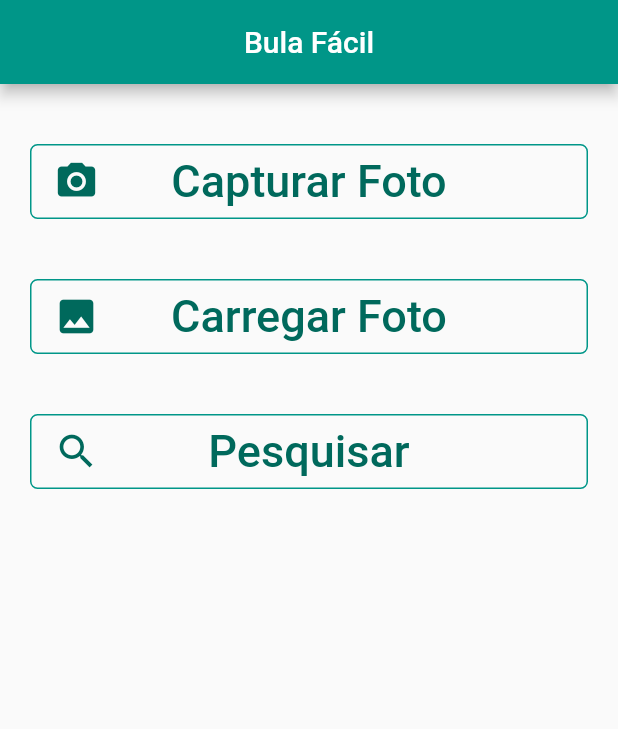
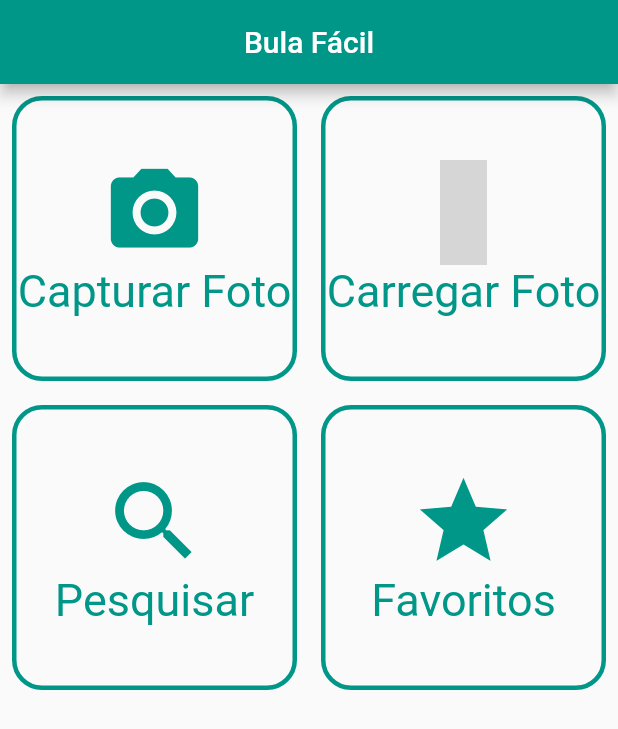
Before and after one commit to fabianogadenz/ocr-flutter, a Flutter app: the screen it shows after launch, on a phone screen of 412 x 824 dp. Shown: the top 729 px of the screen. Run offline on Flutter 3.47's test engine with Material 2 defaults, Android fonts, the phone set to English and light mode, and no system bars; our stand-ins replace diacritic, image_picker, material_design_icons_flutter; missing offline and left inert: firebase_ml_vision, floating_action_row; accounts and stored records are empty; grey boxes are pictures that could not be loaded.

Commit message:
funcionalidades add

```diff
--- a/lib/data/data.dart
+++ b/lib/data/data.dart
@@ -45,7 +45,6 @@ class Data {
     return medicamentos_encontrados;
   }
 
-
   Future<List<Medicamento>> buscaMedicamentoDir(List<String> resultados, context) async {
     List<Medicamento> medicamentos = await buscaMedicamentos(context);
     List<Medicamento> medicamentos_encontrados = [];
--- a/lib/screens/home.dart
+++ b/lib/screens/home.dart
@@ -3,10 +3,13 @@ import 'dart:io';
 import 'package:firebase_ml_vision/firebase_ml_vision.dart';
 import 'package:flutter/material.dart';
 import 'package:image_picker/image_picker.dart';
+import 'package:material_design_icons_flutter/material_design_icons_flutter.dart';
 import 'package:tcc_fabiano/data/pos_processamento.dart';
 import 'package:tcc_fabiano/models/medicamento.dart';
+import 'package:tcc_fabiano/screens/busca_medicamento.dart';
 import 'package:tcc_fabiano/screens/mostra_medicamento.dart';
 import 'package:tcc_fabiano/screens/nao_encontrado.dart';
+import 'package:tcc_fabiano/widgets/menu_tile.dart';
 
 class HomeScreen extends StatefulWidget {
   @override
@@ -59,91 +62,109 @@ class _HomeScreenState extends State<HomeScreen> {
         ),
         centerTitle: true,
       ),
-      body: Column(
-        children: <Widget>[
-          Padding(
-            padding: const EdgeInsets.only(top: 40, left: 20, right: 20, bottom: 20),
-            child: Container(
-              height: 50,
-              child: OutlineButton(
-                  onPressed: () {
-                    pickImage(true);
-                  },
-                  child: Stack(
-                    children: <Widget>[
-                      Align(
-                          alignment: Alignment.centerLeft,
-                          child: Icon(Icons.camera_alt, size: 30, color: Colors.teal[800])),
-                      Align(
-                          alignment: Alignment.center,
-                          child: Text(
-                            "Capturar Foto",
-                            style: TextStyle(fontSize: 30, color: Colors.teal[800]),
-                            textAlign: TextAlign.center,
-                          ))
-                    ],
-                  ),
-                  highlightedBorderColor: Colors.cyan,
-                  color: Colors.teal,
-                  borderSide: new BorderSide(color: Colors.teal),
-                  shape: new RoundedRectangleBorder(borderRadius: new BorderRadius.circular(5.0))),
-            ),
-          ),
-          Padding(
-            padding: const EdgeInsets.all(20),
-            child: Container(
-              height: 50,
-              child: OutlineButton(
-                  onPressed: () {
-                    pickImage(false);
-                  },
-                  child: Stack(
-                    children: <Widget>[
-                      Align(
-                          alignment: Alignment.centerLeft, child: Icon(Icons.image, size: 30, color: Colors.teal[800])),
-                      Align(
-                          alignment: Alignment.center,
-                          child: Text(
-                            "Carregar Foto",
-                            style: TextStyle(fontSize: 30, color: Colors.teal[800]),
-                            textAlign: TextAlign.center,
-                          ))
-                    ],
-                  ),
-                  highlightedBorderColor: Colors.cyan,
-                  color: Colors.teal,
-                  borderSide: new BorderSide(color: Colors.teal),
-                  shape: new RoundedRectangleBorder(borderRadius: new BorderRadius.circular(5.0))),
-            ),
-          ),
-          Padding(
-            padding: const EdgeInsets.all(20),
-            child: Container(
-              height: 50,
-              child: OutlineButton(
-                  onPressed: () {
-                  },
-                  child: Stack(
-                    children: <Widget>[
-                      Align(
-                          alignment: Alignment.centerLeft, child: Icon(Icons.search, size: 30, color: Colors.teal[800])),
-                      Align(
-                          alignment: Alignment.center,
-                          child: Text(
-                            "Pesquisar",
-                            style: TextStyle(fontSize: 30, color: Colors.teal[800]),
-                            textAlign: TextAlign.center,
-                          ))
-                    ],
-                  ),
-                  highlightedBorderColor: Colors.cyan,
-                  color: Colors.teal,
-                  borderSide: new BorderSide(color: Colors.teal),
-                  shape: new RoundedRectangleBorder(borderRadius: new BorderRadius.circular(5.0))),
-            ),
-          )
-        ],
-      ),
+      body: GridView.count(
+          // Cria um grid com duas colunas
+          crossAxisCount: 2,
+          children: [
+            MenuTile.menuTile(titulo: "Capturar Foto", icone: Icons.camera_alt, funcao: (){pickImage(true);}),
+            MenuTile.menuTile(titulo: "Carregar Foto", icone: MdiIcons.image, funcao: (){pickImage(false);}),
+            MenuTile.menuTile(titulo: "Pesquisar", icone: Icons.search, funcao: () {
+              Navigator.push(
+                context,
+                MaterialPageRoute(builder: (context) => BuscaMedicamento()),
+              );
+            }),
+            MenuTile.menuTile(titulo: "Favoritos", icone: Icons.star)
+          ]),
+//      Column(
+//        children: <Widget>[
+//          Padding(
+//            padding: const EdgeInsets.only(top: 40, left: 20, right: 20, bottom: 20),
+//            child: Container(
+//              height: 50,
+//              child: OutlineButton(
+//                  onPressed: () {
+//                    pickImage(true);
+//                  },
+//                  child: Stack(
+//                    children: <Widget>[
+//                      Align(
+//                          alignment: Alignment.centerLeft,
+//                          child: Icon(Icons.camera_alt, size: 30, color: Colors.teal[800])),
+//                      Align(
+//                          alignment: Alignment.center,
+//                          child: Text(
+//                            "Capturar Foto",
+//                            style: TextStyle(fontSize: 30, color: Colors.teal[800]),
+//                            textAlign: TextAlign.center,
+//                          ))
+//                    ],
+//                  ),
+//                  highlightedBorderColor: Colors.cyan,
+//                  color: Colors.teal,
+//                  borderSide: new BorderSide(color: Colors.teal),
+//                  shape: new RoundedRectangleBorder(borderRadius: new BorderRadius.circular(5.0))),
+//            ),
+//          ),
+//          Padding(
+//            padding: const EdgeInsets.all(20),
+//            child: Container(
+//              height: 50,
+//              child: OutlineButton(
+//                  onPressed: () {
+//                    pickImage(false);
+//                  },
+//                  child: Stack(
+//                    children: <Widget>[
+//                      Align(
+//                          alignment: Alignment.centerLeft, child: Icon(Icons.image, size: 30, color: Colors.teal[800])),
+//                      Align(
+//                          alignment: Alignment.center,
+//                          child: Text(
+//                            "Carregar Foto",
+//                            style: TextStyle(fontSize: 30, color: Colors.teal[800]),
+//                            textAlign: TextAlign.center,
+//                          ))
+//                    ],
+//                  ),
+//                  highlightedBorderColor: Colors.cyan,
+//                  color: Colors.teal,
+//                  borderSide: new BorderSide(color: Colors.teal),
+//                  shape: new RoundedRectangleBorder(borderRadius: new BorderRadius.circular(5.0))),
+//            ),
+//          ),
+//          Padding(
+//            padding: const EdgeInsets.all(20),
+//            child: Container(
+//              height: 50,
+//              child: OutlineButton(
+//                  onPressed: () {
+//                    Navigator.push(
+//                      context,
+//                      MaterialPageRoute(builder: (context) => BuscaMedicamento()),
+//                    );
+//                  },
+//                  child: Stack(
+//                    children: <Widget>[
+//                      Align(
+//                          alignment: Alignment.centerLeft, child: Icon(Icons.search, size: 30, color: Colors.teal[800])),
+//                      Align(
+//                          alignment: Alignment.center,
+//                          child: Text(
+//                            "Pesquisar",
+//                            style: TextStyle(fontSize: 30, color: Colors.teal[800]),
+//                            textAlign: TextAlign.center,
+//                          ))
+//                    ],
+//                  ),
+//                  highlightedBorderColor: Colors.cyan,
+//                  color: Colors.teal,
+//                  borderSide: new BorderSide(color: Colors.teal),
+//                  shape: new RoundedRectangleBorder(borderRadius: new BorderRadius.circular(5.0))),
+//            ),
+//          )
+//        ],
+//      ),
     );
   }
 }
--- /dev/null
+++ b/lib/widgets/menu_tile.dart
@@ -0,0 +1,36 @@
+import 'package:flutter/material.dart';
+
+class MenuTile {
+  static Widget menuTile({@required String titulo, @required IconData icone, @required Function funcao}) {
+    return Padding(
+      padding: const EdgeInsets.all(8.0),
+      child: InkWell(
+        onTap: funcao,
+        child: Container(
+          height: 100,
+          child: new Container(
+            decoration: new BoxDecoration(
+              border: new Border.all(color: Colors.teal, width: 3.0, style: BorderStyle.solid),
+              borderRadius: new BorderRadius.all(new Radius.circular(20.0)),
+            ),
+            child: Column(
+              mainAxisAlignment: MainAxisAlignment.center,
+              children: <Widget>[
+                Icon(
+                  icone,
+                  color: Colors.teal,
+                  size: 70,
+                ),
+                Text(
+                  titulo,
+                  style: TextStyle(color: Colors.teal, fontSize: 30),
+                  textAlign: TextAlign.center,
+                )
+              ],
+            ),
+          ),
+        ),
+      ),
+    );
+  }
+}
```
Also changed, not shown: lib/screens/busca_medicamento.dart (+37 -29 lines), lib/screens/mostra_medicamento.dart (+6 -2 lines), lib/utils.dart (+14 -0 lines).
